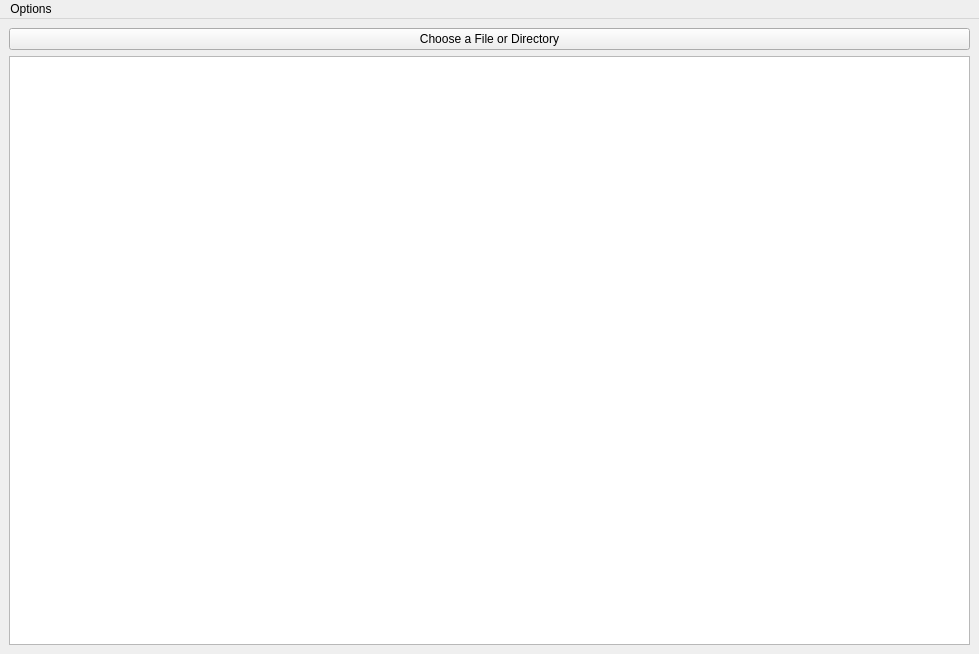
Qt form capstone_project/frontend/main.ui (mo-5/ddssa) before a commit.
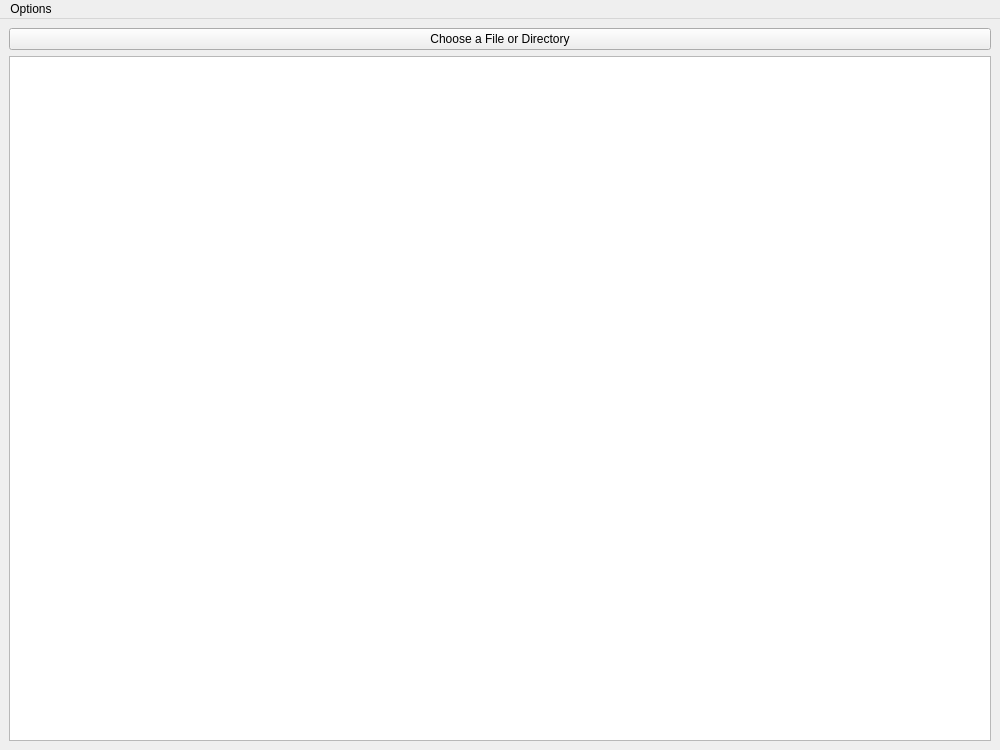
The same form after that commit.

```diff
--- a/capstone_project/frontend/main.ui
+++ b/capstone_project/frontend/main.ui
@@ -6,8 +6,8 @@
             <rect>
                 <x>0</x>
                 <y>0</y>
-                <width>979</width>
-                <height>654</height>
+    <width>1000</width>
+    <height>750</height>
             </rect>
         </property>
         <property name="sizePolicy">
@@ -44,7 +44,7 @@
                 <rect>
                     <x>0</x>
                     <y>0</y>
-                    <width>979</width>
+     <width>1000</width>
                     <height>21</height>
                 </rect>
             </property>
```
Lines whose indentation alone changed are shown as unchanged.
